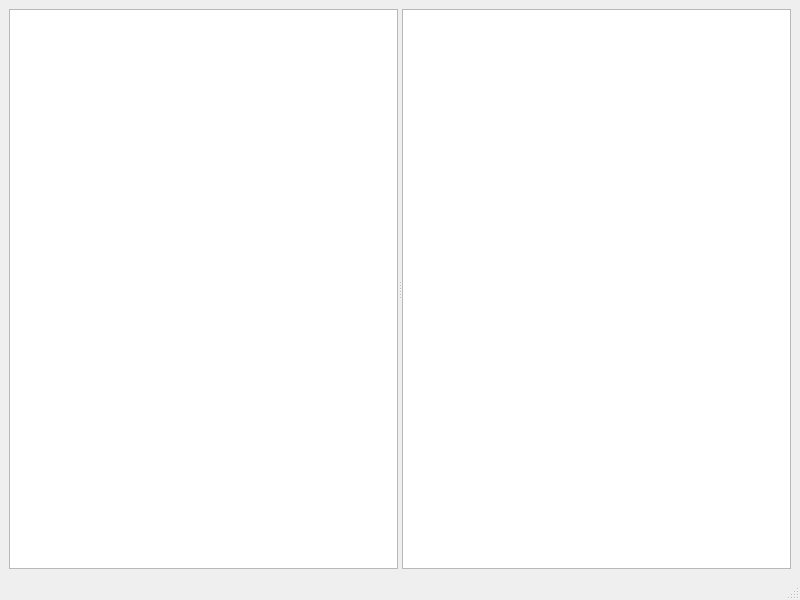
The window that ui/mainwindow.ui (ymys8/phase-portrait-practicum) describes before a commit, drawn with Qt 5.
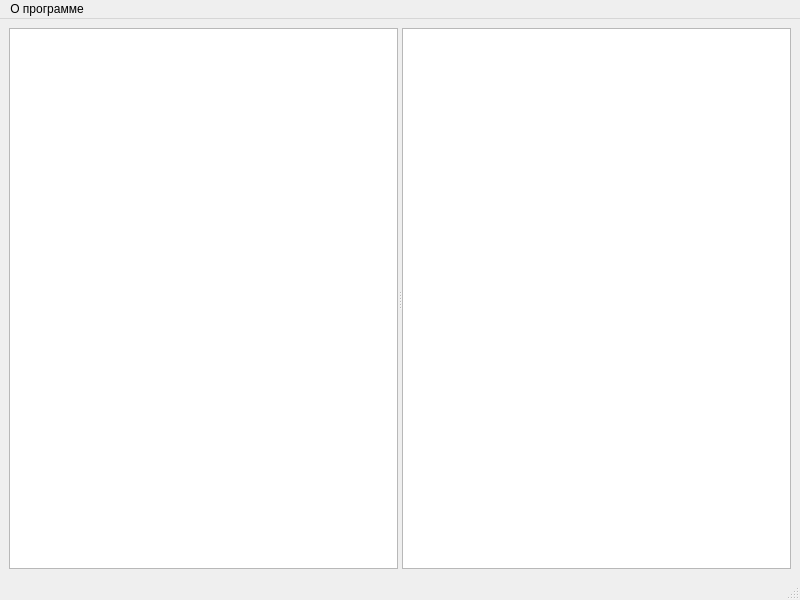
The same window after the commit.

Commit message: feat: добавил информацию о репозиторие в меню главного окна

```diff
--- a/ui/mainwindow.ui
+++ b/ui/mainwindow.ui
@@ -40,9 +40,15 @@
      <x>0</x>
      <y>0</y>
      <width>800</width>
-     <height>22</height>
+     <height>21</height>
     </rect>
    </property>
+   <widget class="QMenu" name="menuAbout">
+    <property name="title">
+     <string>О программе</string>
+    </property>
+   </widget>
+   <addaction name="menuAbout"/>
   </widget>
   <widget class="QStatusBar" name="statusbar"/>
  </widget>
```
Left out of the diff: 6 changed lines with no effect on the pictures. The commit also changes 3 other files.
